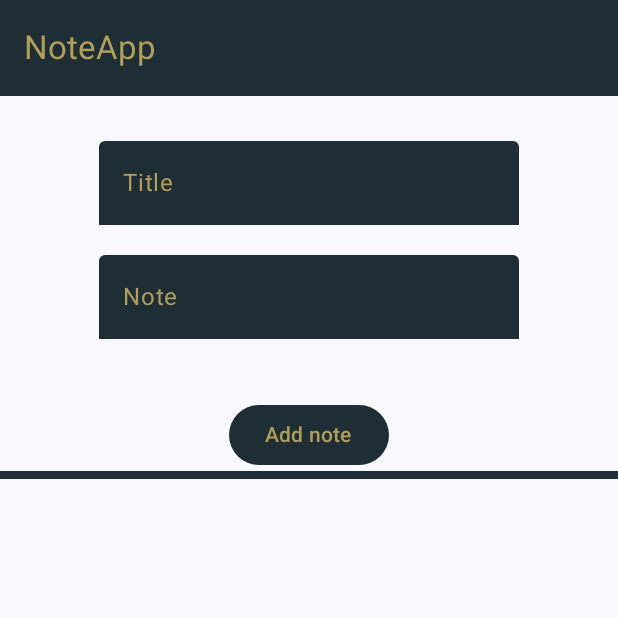
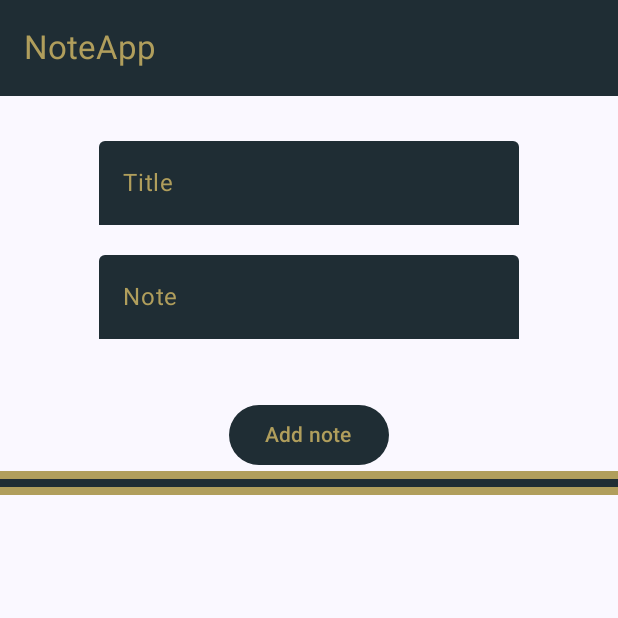
Before and after one commit to SergiuDornea/NoteAppJetpack, an Android app built with Jetpack Compose: the composable NoteScreen called with empty values, on a phone screen of 412 x 824 dp, the top half of it. Run offline under Robolectric (Android 15) with nearby library versions, the phone set to English and light mode, and no system bars.

Commit message:
fifth commit - basics before ViewModel

```diff
--- a/app/src/main/java/com/example/noteapp/components/NotesDisplay.kt
+++ b/app/src/main/java/com/example/noteapp/components/NotesDisplay.kt
@@ -9,14 +9,17 @@ import com.example.noteapp.data.Note
 fun NotesDisplay(
     notes: List<Note>,
     onAddNote: (Note) -> Unit,
-    onRemoveNote: (Note) -> Unit,)
+    onRemoveNote: (Note) -> Unit,
+
+    )
 {
     LazyColumn{
         items(notes){note->
             NoteContainer(
-                title = note.title,
-                note = note.note,
-                date = note.entryDate.toString().substring(0,10)
+                note = note,
+                onNoteclick = {
+                    onRemoveNote(note)
+                }
             )
         }
     }
--- a/app/src/main/java/com/example/noteapp/screen/NoteScreen.kt
+++ b/app/src/main/java/com/example/noteapp/screen/NoteScreen.kt
@@ -1,14 +1,13 @@
 package com.example.noteapp.screen
 
 import android.os.Build
+import android.widget.Toast
 import androidx.annotation.RequiresApi
 import androidx.compose.foundation.layout.Arrangement
 import androidx.compose.foundation.layout.Column
 import androidx.compose.foundation.layout.Spacer
 import androidx.compose.foundation.layout.height
 import androidx.compose.foundation.layout.padding
-import androidx.compose.foundation.lazy.LazyColumn
-import androidx.compose.foundation.lazy.items
 import androidx.compose.material3.Divider
 import androidx.compose.material3.ExperimentalMaterial3Api
 import androidx.compose.material3.Text
@@ -21,6 +20,7 @@ import androidx.compose.runtime.remember
 import androidx.compose.runtime.setValue
 import androidx.compose.ui.Alignment
 import androidx.compose.ui.Modifier
+import androidx.compose.ui.platform.LocalContext
 import androidx.compose.ui.res.colorResource
 import androidx.compose.ui.res.stringResource
 import androidx.compose.ui.tooling.preview.Preview
@@ -32,6 +32,7 @@ import com.example.noteapp.components.NotesDisplay
 import com.example.noteapp.data.Note
 import com.example.noteapp.data.NoteDataSource
 
+@RequiresApi(Build.VERSION_CODES.O)
 @OptIn(ExperimentalMaterial3Api::class)
 @Composable
 fun NoteScreen(
@@ -40,6 +41,7 @@ fun NoteScreen(
     onRemoveNote: (Note) -> Unit,
 
 ){
+    val context = LocalContext.current
     var title by remember {
         mutableStateOf("")
     }
@@ -86,7 +88,7 @@ fun NoteScreen(
                 onTextChange = {
                     if(it.all { c: Char ->
                             c.isLetter() || c.isWhitespace()
-                        }) title = it
+                        }) note = it
                 }
             )
             // submit button
@@ -98,17 +100,29 @@ fun NoteScreen(
                 onClick = {
                     if(title.isNotEmpty() && note.isNotEmpty()){
                         // add to the list
+                        onAddNote(Note(title = title, note = note))
                         title = ""
                         note = ""
+                        Toast.makeText(context, "Memory added", Toast.LENGTH_SHORT).show()
                     }
                 }
                 )
             // display saved notes
             Divider(
                 thickness = 5.dp,
+                color = colorResource(id = R.color.my_mustard)
+            )
+            Divider(
+                thickness = 5.dp,
                 color = colorResource(id = R.color.my_blue)
             )
-            NotesDisplay(notes = notes, onAddNote = {}, onRemoveNote = {})
+            Divider(
+                    thickness = 5.dp,
+                    color = colorResource(id = R.color.my_mustard)
+            )
+
+            // display saved notes
+            NotesDisplay(notes = notes, onAddNote = onAddNote, onRemoveNote = onRemoveNote)
 
         }
 
```
Also changed, not shown: app/src/main/java/com/example/noteapp/MainActivity.kt (+16 -1 lines), app/src/main/java/com/example/noteapp/components/NoteContainer.kt (+26 -14 lines).
